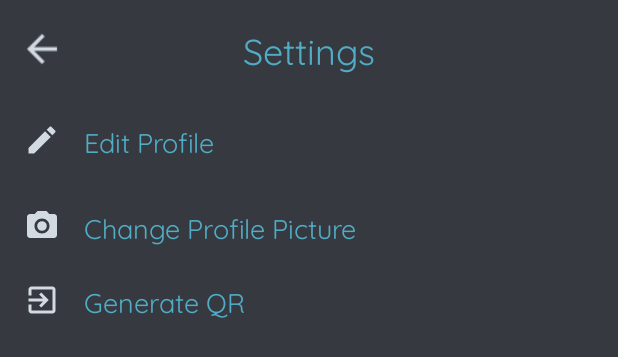
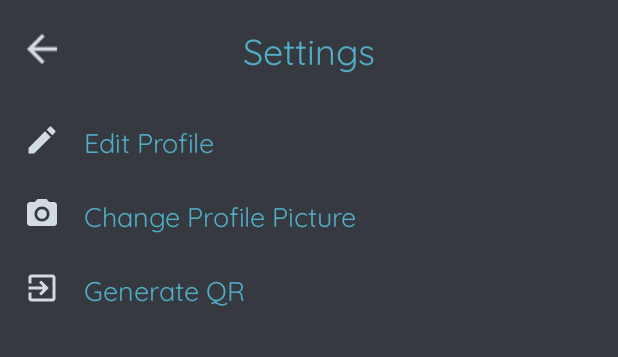
Before and after one commit to CMPUT301W22T00/QRHunt, an Android app: the layout user_settings.xml on its own in the app's theme, with its tools: preview values and no code run, on a phone screen of 412 x 824 dp. Shown: the top 357 px of the screen. Run offline under Robolectric (Android 15) with nearby library versions, the phone set to English and light mode, and no system bars; Roboto replaces fonts that are not available here.

Commit message:
should be entirely finished now, for whatever reason i lost a lot of changes last time. computer crash :/

```diff
--- a/app/src/main/res/layout/user_settings.xml
+++ b/app/src/main/res/layout/user_settings.xml
@@ -59,7 +59,7 @@
 
     <Space android:id="@+id/spacer1"
         android:layout_width="match_parent"
-        android:layout_height="@dimen/large_space"
+        android:layout_height="@dimen/space"
         app:layout_constraintTop_toBottomOf="@id/settings_edit_profile"
         />
 
```
